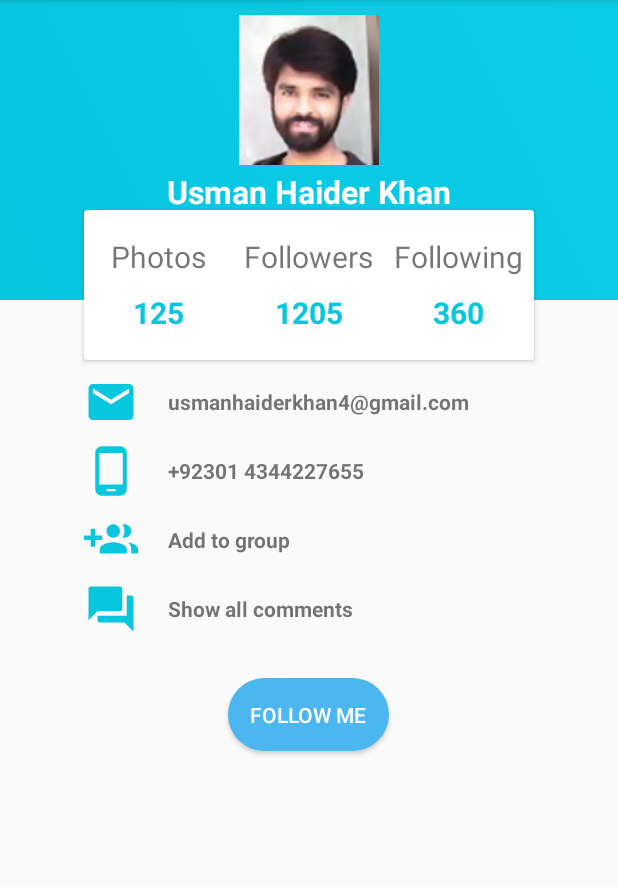
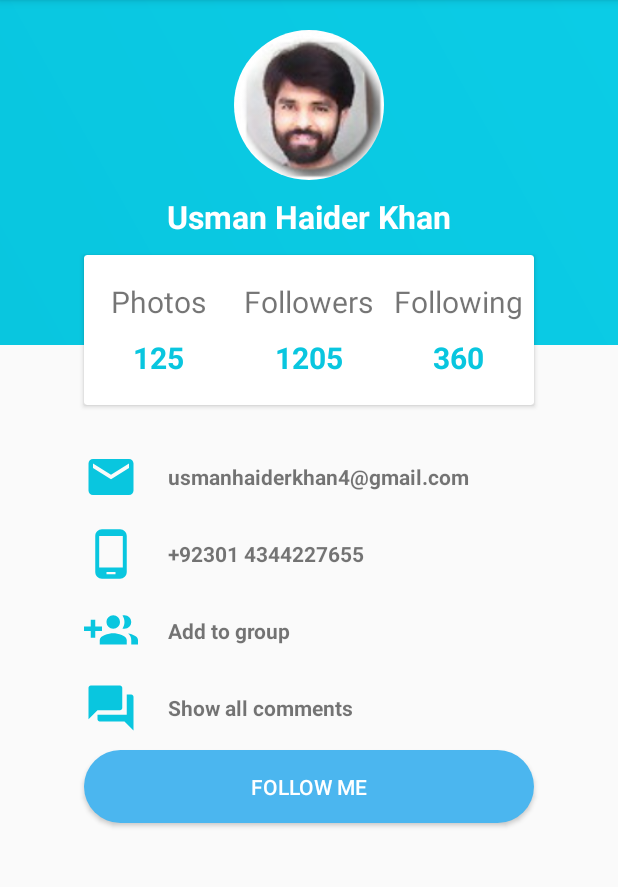
Before and after one commit to UsmanHaiderKhan/UKProfile, an Android app: the screen it shows after launch (MainActivity), on a phone screen of 412 x 824 dp, the part 84-971 px from its top. Run offline under Robolectric (Android 15) with nearby library versions, the phone set to English and light mode, and no system bars; our stand-ins replace CircleImageView.

Commit message:
🛠 Fix it all the Layout Issues in the Android file by ⚡ debugging

```diff
--- a/app/src/main/res/layout/activity_main.xml
+++ b/app/src/main/res/layout/activity_main.xml
@@ -11,20 +11,21 @@
     android:orientation="vertical">
       <RelativeLayout
         android:layout_width="match_parent"
-        android:layout_height="250dp">
+        android:layout_height="300dp">
         <LinearLayout
             android:background="@drawable/gradientbackground"
             android:layout_width="match_parent"
-            android:layout_height="200dp"
+            android:layout_height="230dp"
             android:orientation="vertical">
-            <ImageView
-                android:layout_marginTop="10dp"
+            <de.hdodenhof.circleimageview.CircleImageView
+                android:layout_marginTop="20dp"
                 android:layout_gravity="center_horizontal"
                 android:layout_width="100dp"
                 android:layout_height="100dp"
-                android:src="@drawable/usman"/>
+                android:src="@drawable/peh"
+                />
             <TextView
-                android:layout_marginTop="3dp"
+                android:layout_marginTop="10dp"
                 android:layout_gravity="center_horizontal"
                 android:layout_width="wrap_content"
                 android:layout_height="wrap_content"
@@ -37,7 +38,7 @@
             android:layout_width="300dp"
             android:layout_height="100dp"
             android:layout_centerHorizontal="true"
-            android:layout_marginTop="140dp">
+            android:layout_marginTop="170dp">
             <LinearLayout
                 android:layout_width="match_parent"
                 android:layout_height="match_parent"
@@ -137,7 +138,7 @@
                 android:text="usmanhaiderkhan4@gmail.com"/>
         </LinearLayout>
         <LinearLayout
-            android:layout_marginTop="10dp"
+            android:layout_marginTop="15dp"
             android:orientation="horizontal"
             android:paddingLeft="25dp"
             android:layout_width="match_parent"
@@ -156,7 +157,7 @@
                 android:text="+92301 4344227655"/>
         </LinearLayout>
         <LinearLayout
-            android:layout_marginTop="10dp"
+            android:layout_marginTop="15dp"
             android:orientation="horizontal"
             android:paddingLeft="25dp"
             android:layout_width="match_parent"
@@ -175,7 +176,7 @@
                 android:text="Add to group"/>
         </LinearLayout>
         <LinearLayout
-            android:layout_marginTop="10dp"
+            android:layout_marginTop="15dp"
             android:orientation="horizontal"
             android:paddingLeft="25dp"
             android:layout_width="match_parent"
@@ -198,9 +199,10 @@
     <Button
         android:textColor="#fff"
         android:background="@drawable/buttonstylegradient"
-        android:layout_marginTop="28dp"
+        android:layout_marginTop="10dp"
         android:layout_gravity="center_horizontal"
-        android:layout_width="wrap_content"
+        android:layout_width="300dp"
+        android:clickable="true"
         android:layout_height="wrap_content"
         android:text="Follow Me"/>
 
```
